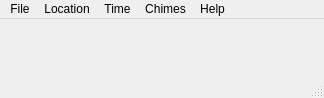
Before: the Qt Designer form mainwindow.ui in larsnaesbye/tempus, drawn with Qt 5.
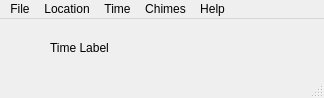
After: the same form once the commit is applied. Icons and pictures are not drawn.

Commit message: label, manual work

What changed in the file:
```diff
--- a/mainwindow.ui
+++ b/mainwindow.ui
@@ -20,7 +20,21 @@
    <iconset resource="resources.qrc">
     <normaloff>:/resources/moonStarsClock.jpg</normaloff>:/resources/moonStarsClock.jpg</iconset>
   </property>
-  <widget class="QWidget" name="centralWidget"/>
+  <widget class="QWidget" name="centralWidget">
+   <widget class="QLabel" name="label">
+    <property name="geometry">
+     <rect>
+      <x>50</x>
+      <y>20</y>
+      <width>91</width>
+      <height>17</height>
+     </rect>
+    </property>
+    <property name="text">
+     <string>Time Label</string>
+    </property>
+   </widget>
+  </widget>
   <widget class="QStatusBar" name="statusBar"/>
   <widget class="QMenuBar" name="menuBar">
    <property name="geometry">
```
The commit also changes 4 other files.
